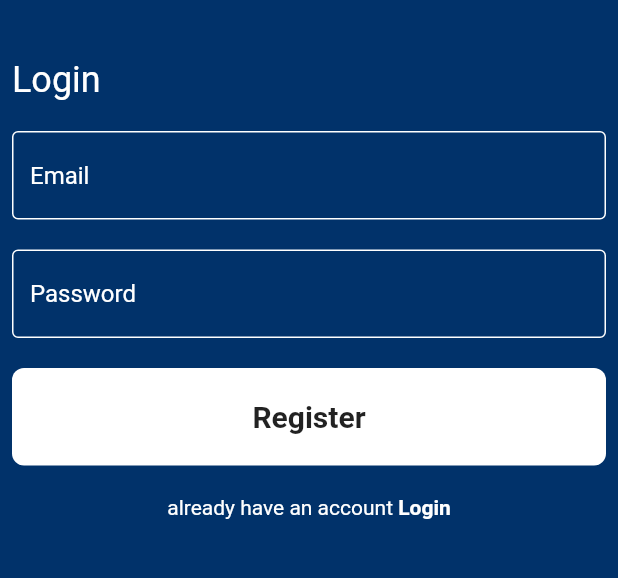
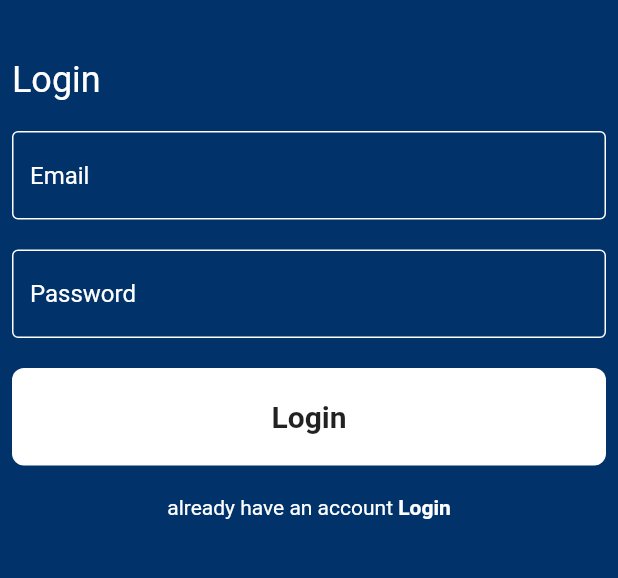
Before and after one commit to Riyam224/chat_app_flutter, a Flutter app: the screen it shows after launch, on a phone screen of 412 x 824 dp, the part 361-939 px from its top. Run offline on Flutter 3.47's test engine with Material 2 defaults, Android fonts, the phone set to English and light mode, and no system bars; drawn by our look-alikes of modal_progress_hud_nsn; our stand-ins replace firebase_auth, firebase_core; accounts and stored records are empty.

```diff
--- a/lib/main.dart
+++ b/lib/main.dart
@@ -1,4 +1,5 @@
 import 'package:chatt_app/firebase_options.dart';
+import 'package:chatt_app/pages/chat_page.dart';
 import 'package:chatt_app/pages/login_page.dart';
 import 'package:chatt_app/pages/register_page.dart';
 import 'package:flutter/material.dart';
@@ -19,11 +20,12 @@ class ChattApp extends StatelessWidget {
   Widget build(BuildContext context) {
     return MaterialApp(
       routes: {
-        'LoginPage': (context) => LoginPage(),
+        LoginPage.id: (context) => LoginPage(),
         // todo
         RegisterPage.id: (context) => RegisterPage(),
+        ChatPage.id: (context) => ChatPage(),
       },
-      initialRoute: 'LoginPage',
+      initialRoute: LoginPage.id,
     );
   }
 }
--- a/lib/pages/login_page.dart
+++ b/lib/pages/login_page.dart
@@ -1,5 +1,6 @@
 import 'package:chatt_app/constants.dart';
 import 'package:chatt_app/helper/show_snack_bar.dart';
+import 'package:chatt_app/pages/chat_page.dart';
 import 'package:chatt_app/pages/login_page.dart';
 import 'package:chatt_app/pages/widgets/custom_button.dart';
 import 'package:chatt_app/pages/widgets/custom_text_field.dart';
@@ -11,7 +12,7 @@ import 'package:modal_progress_hud_nsn/modal_progress_hud_nsn.dart';
 class LoginPage extends StatefulWidget {
   LoginPage({super.key});
 // todo the id
-  static String id = 'loginPage';
+  static String id = 'login page';
 
   @override
   State<LoginPage> createState() => _LoginPageState();
@@ -101,6 +102,7 @@ class _LoginPageState extends State<LoginPage> {
                       try {
                         await loginUser();
                         showSnackBar(context, 'success');
+                        Navigator.pushNamed(context, ChatPage.id);
                       } on FirebaseAuth catch (ex) {
                         if (ex == 'user not found ') {
                           showSnackBar(context, 'user not found ');
@@ -115,7 +117,7 @@ class _LoginPageState extends State<LoginPage> {
                     } else {}
                   },
                   // todo error msg
-                  text: 'Register',
+                  text: 'Login',
                 ),
                 SizedBox(
                   height: 20,
```
Also changed, not shown: lib/pages/chat_page.dart (added, +11 -0 lines), lib/pages/register_page.dart (+5 -8 lines).
